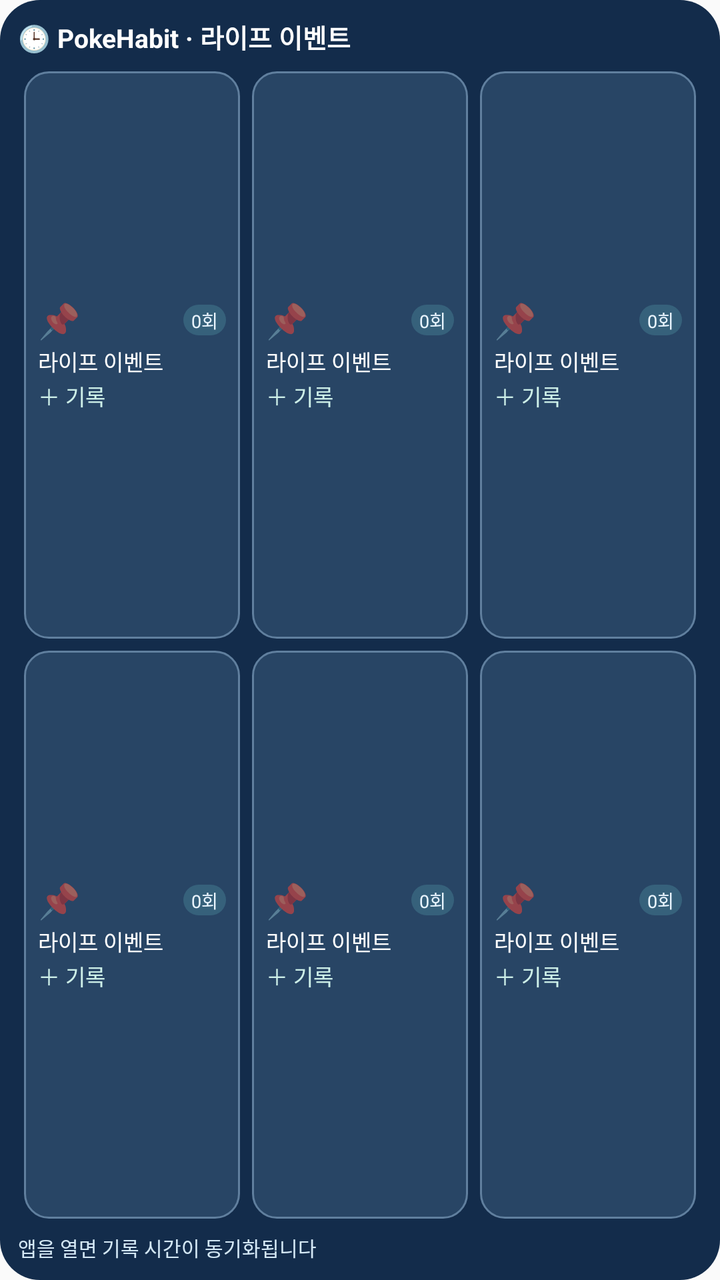
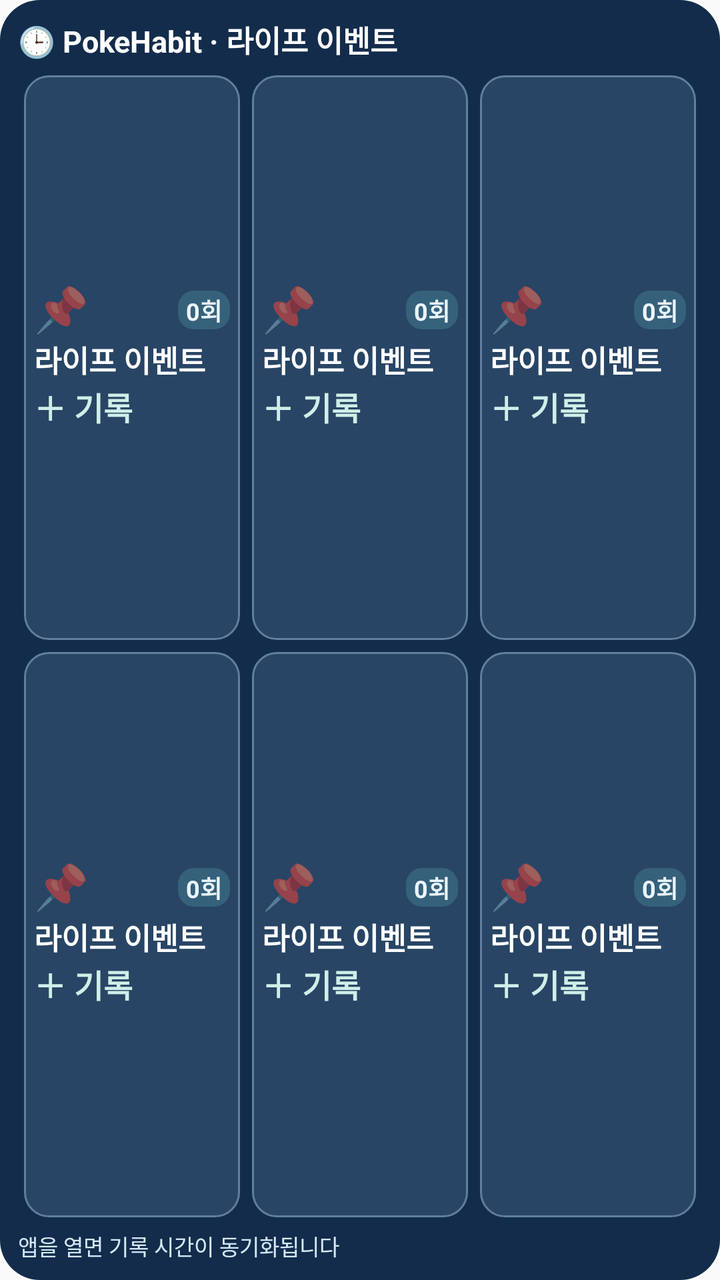

Two renders of the same Android screen: before a commit and after it. Below are the layout's source before the change and the commit's diff.
<!-- AndroidManifest.xml: application theme AppTheme -->
<!-- res/layout/time_log_widget.xml -->
<?xml version="1.0" encoding="utf-8"?>
<LinearLayout xmlns:android="http://schemas.android.com/apk/res/android"
    android:id="@+id/widget_root" android:orientation="vertical"
    android:layout_width="match_parent" android:layout_height="match_parent"
    android:background="@drawable/widget_background" android:padding="9dp">
  <TextView android:id="@+id/widget_title" android:layout_width="match_parent" android:layout_height="wrap_content"
      android:paddingBottom="5dp" android:text="🕒 PokeHabit · 라이프 이벤트"
      android:textColor="#FFFFFF" android:textStyle="bold" android:textSize="13sp"/>
  <LinearLayout android:id="@+id/widget_row_1" android:layout_width="match_parent"
      android:layout_height="0dp" android:layout_weight="1" android:orientation="horizontal">
    <LinearLayout android:id="@+id/widget_button_1" style="@style/WidgetLogCell"
        android:orientation="vertical" android:gravity="center" android:contentDescription="라이프 이벤트 기록">
      <LinearLayout android:layout_width="match_parent" android:layout_height="wrap_content"
          android:gravity="center_vertical" android:orientation="horizontal">
        <TextView android:id="@+id/widget_emoji_1" android:layout_width="0dp" android:layout_weight="1"
            android:layout_height="wrap_content" android:textSize="17sp" android:maxLines="1" android:text="📌" />
        <TextView android:id="@+id/widget_count_1" android:layout_width="wrap_content" android:layout_height="wrap_content"
            android:background="@drawable/widget_count_background" android:paddingLeft="4dp" android:paddingRight="4dp"
            android:paddingTop="1dp" android:paddingBottom="1dp" android:textSize="9sp"
            android:textColor="#E9F5FF" android:singleLine="true" android:text="0회" />
      </LinearLayout>
      <TextView android:id="@+id/widget_name_1" android:layout_width="match_parent" android:layout_height="wrap_content"
          android:textSize="11sp" android:layout_marginTop="1dp" android:textColor="#FFFFFF"
          android:ellipsize="end" android:singleLine="true" android:text="라이프 이벤트"/>
      <TextView android:id="@+id/widget_time_1" android:layout_width="match_parent" android:layout_height="wrap_content"
          android:textSize="11sp" android:layout_marginTop="1dp" android:textColor="#CDEFE8"
          android:singleLine="true" android:text="＋ 기록"/>
    </LinearLayout>
    <LinearLayout android:id="@+id/widget_button_2" style="@style/WidgetLogCell"
        android:orientation="vertical" android:gravity="center" android:contentDescription="라이프 이벤트 기록">
      <LinearLayout android:layout_width="match_parent" android:layout_height="wrap_content"
          android:gravity="center_vertical" android:orientation="horizontal">
        <TextView android:id="@+id/widget_emoji_2" android:layout_width="0dp" android:layout_weight="1"
            android:layout_height="wrap_content" android:textSize="17sp" android:maxLines="1" android:text="📌" />
        <TextView android:id="@+id/widget_count_2" android:layout_width="wrap_content" android:layout_height="wrap_content"
            android:background="@drawable/widget_count_background" android:paddingLeft="4dp" android:paddingRight="4dp"
            android:paddingTop="1dp" android:paddingBottom="1dp" android:textSize="9sp"
            android:textColor="#E9F5FF" android:singleLine="true" android:text="0회" />
      </LinearLayout>
      <TextView android:id="@+id/widget_name_2" android:layout_width="match_parent" android:layout_height="wrap_content"
          android:textSize="11sp" android:layout_marginTop="1dp" android:textColor="#FFFFFF"
          android:ellipsize="end" android:singleLine="true" android:text="라이프 이벤트"/>
      <TextView android:id="@+id/widget_time_2" android:layout_width="match_parent" android:layout_height="wrap_content"
          android:textSize="11sp" android:layout_marginTop="1dp" android:textColor="#CDEFE8"
          android:singleLine="true" android:text="＋ 기록"/>
    </LinearLayout>
    <LinearLayout android:id="@+id/widget_button_3" style="@style/WidgetLogCell"
        android:orientation="vertical" android:gravity="center" android:contentDescription="라이프 이벤트 기록">
      <LinearLayout android:layout_width="match_parent" android:layout_height="wrap_content"
          android:gravity="center_vertical" android:orientation="horizontal">
        <TextView android:id="@+id/widget_emoji_3" android:layout_width="0dp" android:layout_weight="1"
            android:layout_height="wrap_content" android:textSize="17sp" android:maxLines="1" android:text="📌" />
        <TextView android:id="@+id/widget_count_3" android:layout_width="wrap_content" android:layout_height="wrap_content"
            android:background="@drawable/widget_count_background" android:paddingLeft="4dp" android:paddingRight="4dp"
            android:paddingTop="1dp" android:paddingBottom="1dp" android:textSize="9sp"
            android:textColor="#E9F5FF" android:singleLine="true" android:text="0회" />
      </LinearLayout>
      <TextView android:id="@+id/widget_name_3" android:layout_width="match_parent" android:layout_height="wrap_content"
          android:textSize="11sp" android:layout_marginTop="1dp" android:textColor="#FFFFFF"
          android:ellipsize="end" android:singleLine="true" android:text="라이프 이벤트"/>
      <TextView android:id="@+id/widget_time_3" android:layout_width="match_parent" android:layout_height="wrap_content"
          android:textSize="11sp" android:layout_marginTop="1dp" android:textColor="#CDEFE8"
          android:singleLine="true" android:text="＋ 기록"/>
    </LinearLayout>
  </LinearLayout>
  <LinearLayout android:id="@+id/widget_row_2" android:layout_width="match_parent"
      android:layout_height="0dp" android:layout_weight="1" android:orientation="horizontal">
    <LinearLayout android:id="@+id/widget_button_4" style="@style/WidgetLogCell"
        android:orientation="vertical" android:gravity="center" android:contentDescription="라이프 이벤트 기록">
      <LinearLayout android:layout_width="match_parent" android:layout_height="wrap_content"
          android:gravity="center_vertical" android:orientation="horizontal">
        <TextView android:id="@+id/widget_emoji_4" android:layout_width="0dp" android:layout_weight="1"
            android:layout_height="wrap_content" android:textSize="17sp" android:maxLines="1" android:text="📌" />
        <TextView android:id="@+id/widget_count_4" android:layout_width="wrap_content" android:layout_height="wrap_content"
            android:background="@drawable/widget_count_background" android:paddingLeft="4dp" android:paddingRight="4dp"
            android:paddingTop="1dp" android:paddingBottom="1dp" android:textSize="9sp"
            android:textColor="#E9F5FF" android:singleLine="true" android:text="0회" />
      </LinearLayout>
      <TextView android:id="@+id/widget_name_4" android:layout_width="match_parent" android:layout_height="wrap_content"
          android:textSize="11sp" android:layout_marginTop="1dp" android:textColor="#FFFFFF"
          android:ellipsize="end" android:singleLine="true" android:text="라이프 이벤트"/>
      <TextView android:id="@+id/widget_time_4" android:layout_width="match_parent" android:layout_height="wrap_content"
          android:textSize="11sp" android:layout_marginTop="1dp" android:textColor="#CDEFE8"
          android:singleLine="true" android:text="＋ 기록"/>
    </LinearLayout>
    <LinearLayout android:id="@+id/widget_button_5" style="@style/WidgetLogCell"
        android:orientation="vertical" android:gravity="center" android:contentDescription="라이프 이벤트 기록">
      <LinearLayout android:layout_width="match_parent" android:layout_height="wrap_content"
          android:gravity="center_vertical" android:orientation="horizontal">
        <TextView android:id="@+id/widget_emoji_5" android:layout_width="0dp" android:layout_weight="1"
            android:layout_height="wrap_content" android:textSize="17sp" android:maxLines="1" android:text="📌" />
        <TextView android:id="@+id/widget_count_5" android:layout_width="wrap_content" android:layout_height="wrap_content"
            android:background="@drawable/widget_count_background" android:paddingLeft="4dp" android:paddingRight="4dp"
            android:paddingTop="1dp" android:paddingBottom="1dp" android:textSize="9sp"
            android:textColor="#E9F5FF" android:singleLine="true" android:text="0회" />
      </LinearLayout>
      <TextView android:id="@+id/widget_name_5" android:layout_width="match_parent" android:layout_height="wrap_content"
          android:textSize="11sp" android:layout_marginTop="1dp" android:textColor="#FFFFFF"
          android:ellipsize="end" android:singleLine="true" android:text="라이프 이벤트"/>
      <TextView android:id="@+id/widget_time_5" android:layout_width="match_parent" android:layout_height="wrap_content"
          android:textSize="11sp" android:layout_marginTop="1dp" android:textColor="#CDEFE8"
          android:singleLine="true" android:text="＋ 기록"/>
    </LinearLayout>
    <LinearLayout android:id="@+id/widget_button_6" style="@style/WidgetLogCell"
        android:orientation="vertical" android:gravity="center" android:contentDescription="라이프 이벤트 기록">
      <LinearLayout android:layout_width="match_parent" android:layout_height="wrap_content"
          android:gravity="center_vertical" android:orientation="horizontal">
        <TextView android:id="@+id/widget_emoji_6" android:layout_width="0dp" android:layout_weight="1"
            android:layout_height="wrap_content" android:textSize="17sp" android:maxLines="1" android:text="📌" />
        <TextView android:id="@+id/widget_count_6" android:layout_width="wrap_content" android:layout_height="wrap_content"
            android:background="@drawable/widget_count_background" android:paddingLeft="4dp" android:paddingRight="4dp"
            android:paddingTop="1dp" android:paddingBottom="1dp" android:textSize="9sp"
            android:textColor="#E9F5FF" android:singleLine="true" android:text="0회" />
      </LinearLayout>
      <TextView android:id="@+id/widget_name_6" android:layout_width="match_parent" android:layout_height="wrap_content"
          android:textSize="11sp" android:layout_marginTop="1dp" android:textColor="#FFFFFF"
          android:ellipsize="end" android:singleLine="true" android:text="라이프 이벤트"/>
      <TextView android:id="@+id/widget_time_6" android:layout_width="match_parent" android:layout_height="wrap_content"
          android:textSize="11sp" android:layout_marginTop="1dp" android:textColor="#CDEFE8"
          android:singleLine="true" android:text="＋ 기록"/>
    </LinearLayout>
  </LinearLayout>
  <TextView android:id="@+id/widget_last" android:layout_width="match_parent" android:layout_height="wrap_content"
      android:paddingTop="4dp" android:text="앱을 열면 기록 시간이 동기화됩니다"
      android:textColor="#D4E8F5" android:textSize="10sp" android:singleLine="true" android:ellipsize="end" />
</LinearLayout>
<!-- resources referenced by this layout -->
<resources>
  <!-- drawable widget_background (drawable) -->
  <?xml version="1.0" encoding="utf-8"?>
  <shape xmlns:android="http://schemas.android.com/apk/res/android" android:shape="rectangle">
   <solid android:color="#132C4B"/><corners android:radius="20dp"/>
  </shape>
  <!-- drawable widget_count_background (drawable) -->
  <?xml version="1.0" encoding="utf-8"?>
  <shape xmlns:android="http://schemas.android.com/apk/res/android" android:shape="rectangle">
    <solid android:color="#36617B"/>
    <corners android:radius="8dp"/>
  </shape>
  <style name="WidgetLogCell">
    <item name="android:layout_width">0dp</item>
    <item name="android:layout_height">match_parent</item>
    <item name="android:layout_weight">1</item>
    <item name="android:layout_margin">3dp</item>
    <item name="android:minHeight">64dp</item>
    <item name="android:padding">7dp</item>
    <item name="android:background">@drawable/widget_button</item>
  </style>
  <style name="AppTheme" parent="android:style/Theme.Material.Light.NoActionBar">
          <item name="android:statusBarColor">#f9fcff</item>
          <item name="android:navigationBarColor">#f9fcff</item>
          <item name="android:windowLightStatusBar">true</item>
          <item name="android:windowActionModeOverlay">true</item>
      </style>
  <!-- drawable widget_button (drawable) -->
  <?xml version="1.0" encoding="utf-8"?>
  <shape xmlns:android="http://schemas.android.com/apk/res/android" android:shape="rectangle">
   <solid android:color="#284565"/><corners android:radius="12dp"/>
   <stroke android:color="#607F9E" android:width="1dp"/>
  </shape>
</resources>

<!-- the commit's change to res/layout/time_log_widget.xml (unified diff, before → after) -->
@@ -4,8 +4,8 @@
     android:layout_width="match_parent" android:layout_height="match_parent"
     android:background="@drawable/widget_background" android:padding="9dp">
   <TextView android:id="@+id/widget_title" android:layout_width="match_parent" android:layout_height="wrap_content"
-      android:paddingBottom="5dp" android:text="🕒 PokeHabit · 라이프 이벤트"
-      android:textColor="#FFFFFF" android:textStyle="bold" android:textSize="13sp"/>
+      android:paddingBottom="4dp" android:text="🕒 PokeHabit · 라이프 이벤트"
+      android:textColor="#FFFFFF" android:textStyle="bold" android:textSize="15sp"/>
   <LinearLayout android:id="@+id/widget_row_1" android:layout_width="match_parent"
       android:layout_height="0dp" android:layout_weight="1" android:orientation="horizontal">
     <LinearLayout android:id="@+id/widget_button_1" style="@style/WidgetLogCell"
@@ -13,17 +13,17 @@
       <LinearLayout android:layout_width="match_parent" android:layout_height="wrap_content"
           android:gravity="center_vertical" android:orientation="horizontal">
         <TextView android:id="@+id/widget_emoji_1" android:layout_width="0dp" android:layout_weight="1"
-            android:layout_height="wrap_content" android:textSize="17sp" android:maxLines="1" android:text="📌" />
+            android:layout_height="wrap_content" android:textSize="22sp" android:includeFontPadding="false" android:maxLines="1" android:text="📌" />
         <TextView android:id="@+id/widget_count_1" android:layout_width="wrap_content" android:layout_height="wrap_content"
             android:background="@drawable/widget_count_background" android:paddingLeft="4dp" android:paddingRight="4dp"
-            android:paddingTop="1dp" android:paddingBottom="1dp" android:textSize="9sp"
+            android:paddingTop="1dp" android:paddingBottom="1dp" android:textSize="12sp" android:includeFontPadding="false" android:textStyle="bold"
             android:textColor="#E9F5FF" android:singleLine="true" android:text="0회" />
       </LinearLayout>
       <TextView android:id="@+id/widget_name_1" android:layout_width="match_parent" android:layout_height="wrap_content"
-          android:textSize="11sp" android:layout_marginTop="1dp" android:textColor="#FFFFFF"
+          android:textSize="15sp" android:includeFontPadding="false" android:textStyle="bold" android:layout_marginTop="1dp" android:textColor="#FFFFFF"
           android:ellipsize="end" android:singleLine="true" android:text="라이프 이벤트"/>
       <TextView android:id="@+id/widget_time_1" android:layout_width="match_parent" android:layout_height="wrap_content"
-          android:textSize="11sp" android:layout_marginTop="1dp" android:textColor="#CDEFE8"
+          android:textSize="16sp" android:includeFontPadding="false" android:textStyle="bold" android:layout_marginTop="1dp" android:textColor="#CDEFE8"
           android:singleLine="true" android:text="＋ 기록"/>
     </LinearLayout>
     <LinearLayout android:id="@+id/widget_button_2" style="@style/WidgetLogCell"
@@ -31,17 +31,17 @@
       <LinearLayout android:layout_width="match_parent" android:layout_height="wrap_content"
           android:gravity="center_vertical" android:orientation="horizontal">
         <TextView android:id="@+id/widget_emoji_2" android:layout_width="0dp" android:layout_weight="1"
-            android:layout_height="wrap_content" android:textSize="17sp" android:maxLines="1" android:text="📌" />
+            android:layout_height="wrap_content" android:textSize="22sp" android:includeFontPadding="false" android:maxLines="1" android:text="📌" />
         <TextView android:id="@+id/widget_count_2" android:layout_width="wrap_content" android:layout_height="wrap_content"
             android:background="@drawable/widget_count_background" android:paddingLeft="4dp" android:paddingRight="4dp"
-            android:paddingTop="1dp" android:paddingBottom="1dp" android:textSize="9sp"
+            android:paddingTop="1dp" android:paddingBottom="1dp" android:textSize="12sp" android:includeFontPadding="false" android:textStyle="bold"
             android:textColor="#E9F5FF" android:singleLine="true" android:text="0회" />
       </LinearLayout>
       <TextView android:id="@+id/widget_name_2" android:layout_width="match_parent" android:layout_height="wrap_content"
-          android:textSize="11sp" android:layout_marginTop="1dp" android:textColor="#FFFFFF"
+          android:textSize="15sp" android:includeFontPadding="false" android:textStyle="bold" android:layout_marginTop="1dp" android:textColor="#FFFFFF"
           android:ellipsize="end" android:singleLine="true" android:text="라이프 이벤트"/>
       <TextView android:id="@+id/widget_time_2" android:layout_width="match_parent" android:layout_height="wrap_content"
-          android:textSize="11sp" android:layout_marginTop="1dp" android:textColor="#CDEFE8"
+          android:textSize="16sp" android:includeFontPadding="false" android:textStyle="bold" android:layout_marginTop="1dp" android:textColor="#CDEFE8"
           android:singleLine="true" android:text="＋ 기록"/>
     </LinearLayout>
     <LinearLayout android:id="@+id/widget_button_3" style="@style/WidgetLogCell"
@@ -49,17 +49,17 @@
       <LinearLayout android:layout_width="match_parent" android:layout_height="wrap_content"
           android:gravity="center_vertical" android:orientation="horizontal">
         <TextView android:id="@+id/widget_emoji_3" android:layout_width="0dp" android:layout_weight="1"
-            android:layout_height="wrap_content" android:textSize="17sp" android:maxLines="1" android:text="📌" />
+            android:layout_height="wrap_content" android:textSize="22sp" android:includeFontPadding="false" android:maxLines="1" android:text="📌" />
         <TextView android:id="@+id/widget_count_3" android:layout_width="wrap_content" android:layout_height="wrap_content"
             android:background="@drawable/widget_count_background" android:paddingLeft="4dp" android:paddingRight="4dp"
-            android:paddingTop="1dp" android:paddingBottom="1dp" android:textSize="9sp"
+            android:paddingTop="1dp" android:paddingBottom="1dp" android:textSize="12sp" android:includeFontPadding="false" android:textStyle="bold"
             android:textColor="#E9F5FF" android:singleLine="true" android:text="0회" />
       </LinearLayout>
       <TextView android:id="@+id/widget_name_3" android:layout_width="match_parent" android:layout_height="wrap_content"
-          android:textSize="11sp" android:layout_marginTop="1dp" android:textColor="#FFFFFF"
+          android:textSize="15sp" android:includeFontPadding="false" android:textStyle="bold" android:layout_marginTop="1dp" android:textColor="#FFFFFF"
           android:ellipsize="end" android:singleLine="true" android:text="라이프 이벤트"/>
       <TextView android:id="@+id/widget_time_3" android:layout_width="match_parent" android:layout_height="wrap_content"
-          android:textSize="11sp" android:layout_marginTop="1dp" android:textColor="#CDEFE8"
+          android:textSize="16sp" android:includeFontPadding="false" android:textStyle="bold" android:layout_marginTop="1dp" android:textColor="#CDEFE8"
           android:singleLine="true" android:text="＋ 기록"/>
     </LinearLayout>
   </LinearLayout>
@@ -70,17 +70,17 @@
       <LinearLayout android:layout_width="match_parent" android:layout_height="wrap_content"
           android:gravity="center_vertical" android:orientation="horizontal">
         <TextView android:id="@+id/widget_emoji_4" android:layout_width="0dp" android:layout_weight="1"
-            android:layout_height="wrap_content" android:textSize="17sp" android:maxLines="1" android:text="📌" />
+            android:layout_height="wrap_content" android:textSize="22sp" android:includeFontPadding="false" android:maxLines="1" android:text="📌" />
         <TextView android:id="@+id/widget_count_4" android:layout_width="wrap_content" android:layout_height="wrap_content"
             android:background="@drawable/widget_count_background" android:paddingLeft="4dp" android:paddingRight="4dp"
-            android:paddingTop="1dp" android:paddingBottom="1dp" android:textSize="9sp"
+            android:paddingTop="1dp" android:paddingBottom="1dp" android:textSize="12sp" android:includeFontPadding="false" android:textStyle="bold"
             android:textColor="#E9F5FF" android:singleLine="true" android:text="0회" />
       </LinearLayout>
       <TextView android:id="@+id/widget_name_4" android:layout_width="match_parent" android:layout_height="wrap_content"
-          android:textSize="11sp" android:layout_marginTop="1dp" android:textColor="#FFFFFF"
+          android:textSize="15sp" android:includeFontPadding="false" android:textStyle="bold" android:layout_marginTop="1dp" android:textColor="#FFFFFF"
           android:ellipsize="end" android:singleLine="true" android:text="라이프 이벤트"/>
       <TextView android:id="@+id/widget_time_4" android:layout_width="match_parent" android:layout_height="wrap_content"
-          android:textSize="11sp" android:layout_marginTop="1dp" android:textColor="#CDEFE8"
+          android:textSize="16sp" android:includeFontPadding="false" android:textStyle="bold" android:layout_marginTop="1dp" android:textColor="#CDEFE8"
           android:singleLine="true" android:text="＋ 기록"/>
     </LinearLayout>
     <LinearLayout android:id="@+id/widget_button_5" style="@style/WidgetLogCell"
@@ -88,17 +88,17 @@
       <LinearLayout android:layout_width="match_parent" android:layout_height="wrap_content"
           android:gravity="center_vertical" android:orientation="horizontal">
         <TextView android:id="@+id/widget_emoji_5" android:layout_width="0dp" android:layout_weight="1"
-            android:layout_height="wrap_content" android:textSize="17sp" android:maxLines="1" android:text="📌" />
+            android:layout_height="wrap_content" android:textSize="22sp" android:includeFontPadding="false" android:maxLines="1" android:text="📌" />
         <TextView android:id="@+id/widget_count_5" android:layout_width="wrap_content" android:layout_height="wrap_content"
             android:background="@drawable/widget_count_background" android:paddingLeft="4dp" android:paddingRight="4dp"
-            android:paddingTop="1dp" android:paddingBottom="1dp" android:textSize="9sp"
+            android:paddingTop="1dp" android:paddingBottom="1dp" android:textSize="12sp" android:includeFontPadding="false" android:textStyle="bold"
             android:textColor="#E9F5FF" android:singleLine="true" android:text="0회" />
       </LinearLayout>
       <TextView android:id="@+id/widget_name_5" android:layout_width="match_parent" android:layout_height="wrap_content"
-          android:textSize="11sp" android:layout_marginTop="1dp" android:textColor="#FFFFFF"
+          android:textSize="15sp" android:includeFontPadding="false" android:textStyle="bold" android:layout_marginTop="1dp" android:textColor="#FFFFFF"
           android:ellipsize="end" android:singleLine="true" android:text="라이프 이벤트"/>
       <TextView android:id="@+id/widget_time_5" android:layout_width="match_parent" android:layout_height="wrap_content"
-          android:textSize="11sp" android:layout_marginTop="1dp" android:textColor="#CDEFE8"
+          android:textSize="16sp" android:includeFontPadding="false" android:textStyle="bold" android:layout_marginTop="1dp" android:textColor="#CDEFE8"
           android:singleLine="true" android:text="＋ 기록"/>
     </LinearLayout>
     <LinearLayout android:id="@+id/widget_button_6" style="@style/WidgetLogCell"
@@ -106,21 +106,21 @@
       <LinearLayout android:layout_width="match_parent" android:layout_height="wrap_content"
           android:gravity="center_vertical" android:orientation="horizontal">
         <TextView android:id="@+id/widget_emoji_6" android:layout_width="0dp" android:layout_weight="1"
-            android:layout_height="wrap_content" android:textSize="17sp" android:maxLines="1" android:text="📌" />
+            android:layout_height="wrap_content" android:textSize="22sp" android:includeFontPadding="false" android:maxLines="1" android:text="📌" />
         <TextView android:id="@+id/widget_count_6" android:layout_width="wrap_content" android:layout_height="wrap_content"
             android:background="@drawable/widget_count_background" android:paddingLeft="4dp" android:paddingRight="4dp"
-            android:paddingTop="1dp" android:paddingBottom="1dp" android:textSize="9sp"
+            android:paddingTop="1dp" android:paddingBottom="1dp" android:textSize="12sp" android:includeFontPadding="false" android:textStyle="bold"
             android:textColor="#E9F5FF" android:singleLine="true" android:text="0회" />
       </LinearLayout>
       <TextView android:id="@+id/widget_name_6" android:layout_width="match_parent" android:layout_height="wrap_content"
-          android:textSize="11sp" android:layout_marginTop="1dp" android:textColor="#FFFFFF"
+          android:textSize="15sp" android:includeFontPadding="false" android:textStyle="bold" android:layout_marginTop="1dp" android:textColor="#FFFFFF"
           android:ellipsize="end" android:singleLine="true" android:text="라이프 이벤트"/>
       <TextView android:id="@+id/widget_time_6" android:layout_width="match_parent" android:layout_height="wrap_content"
-          android:textSize="11sp" android:layout_marginTop="1dp" android:textColor="#CDEFE8"
+          android:textSize="16sp" android:includeFontPadding="false" android:textStyle="bold" android:layout_marginTop="1dp" android:textColor="#CDEFE8"
           android:singleLine="true" android:text="＋ 기록"/>
     </LinearLayout>
   </LinearLayout>
   <TextView android:id="@+id/widget_last" android:layout_width="match_parent" android:layout_height="wrap_content"
-      android:paddingTop="4dp" android:text="앱을 열면 기록 시간이 동기화됩니다"
-      android:textColor="#D4E8F5" android:textSize="10sp" android:singleLine="true" android:ellipsize="end" />
+      android:paddingTop="3dp" android:text="앱을 열면 기록 시간이 동기화됩니다"
+      android:textColor="#D4E8F5" android:textSize="11sp" android:singleLine="true" android:ellipsize="end" />
 </LinearLayout>
<!-- resource entries referenced after the edit -->
@@ -16,8 +16,8 @@
     <item name="android:layout_height">match_parent</item>
     <item name="android:layout_weight">1</item>
     <item name="android:layout_margin">3dp</item>
-    <item name="android:minHeight">64dp</item>
-    <item name="android:padding">7dp</item>
+    <item name="android:minHeight">80dp</item>
+    <item name="android:padding">5dp</item>
     <item name="android:background">@drawable/widget_button</item>
   </style>
   <style name="AppTheme" parent="android:style/Theme.Material.Light.NoActionBar">
